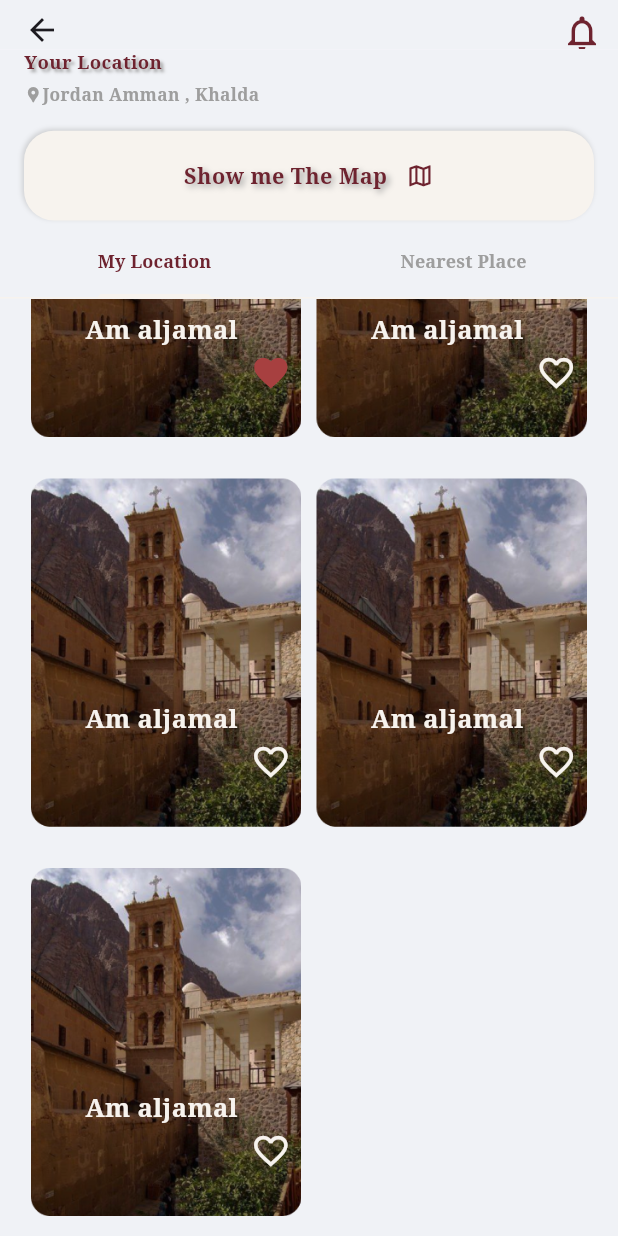
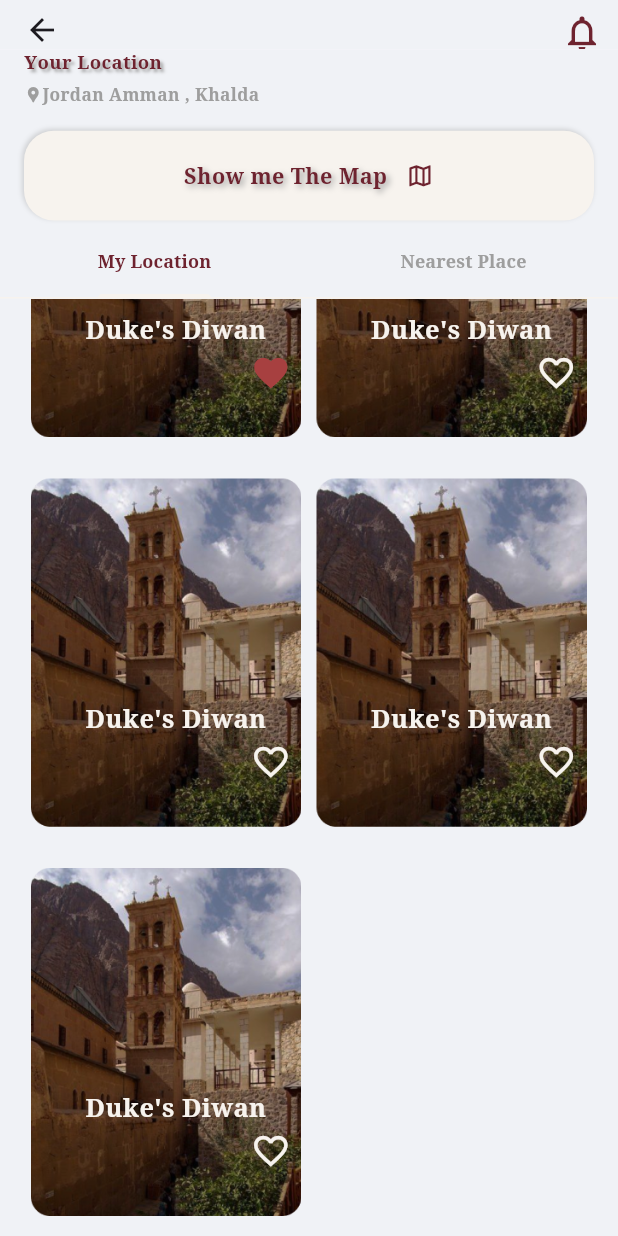
Before and after one commit to MiralDalayka/turathi, a Flutter app: the LocationPage screen opened by its route, scrolled down 412 dp, after a tap on the "favorite outline" icon, on a phone screen of 412 x 824 dp. Run offline on Flutter 3.47's test engine with Material 3 defaults, Android fonts, the light colour scheme and no system bars; our stand-ins replace flutter_image_slideshow, get, image_picker; network calls fail.

Commit message:
fix fav icon

```diff
--- a/lib/view/widgets/place_card.dart
+++ b/lib/view/widgets/place_card.dart
@@ -58,11 +58,11 @@ class _PlaceCardState extends State<PlaceCard> {
                           top: LayoutManager.widthNHeight0(context, 0) * 0.18,
                           left: LayoutManager.widthNHeight0(context, 1) * 0.088,
                           child: Text(
-                            "Am aljamal",
+                            widget.placeModel.title,
                             textAlign: TextAlign.center,
                             style: TextStyle(
                               fontSize: 17,
-                              fontFamily: "KohSantepheap",
+                              fontFamily:ThemeManager.fontFamily,
                               color: ThemeManager.second,
                               fontWeight: FontWeight.bold,
                             ),
@@ -72,20 +72,26 @@ class _PlaceCardState extends State<PlaceCard> {
                           top: LayoutManager.widthNHeight0(context, 0) * 0.2,
                           left: LayoutManager.widthNHeight0(context, 1) * 0.33,
                           child: IconButton(
-                            icon: Icon(
-                              isFavourite
+                            icon:
+                            // Icon(
+                            //   Icons.favorite,
+                            //   size: LayoutManager.widthNHeight0(context, 1) * 0.06,
+                            //   color: widget.placeModel.isFavourite ? const Color(0xFFA74040) : const Color(0xff263238),
+                            // ),
+                            Icon(
+                              widget.placeModel.isFavourite
                                   ? Icons.favorite
                                   : Icons.favorite_border_outlined,
                               size: LayoutManager.widthNHeight0(context, 1) *
                                   0.065,
-                              color: isFavourite
+                              color: widget.placeModel.isFavourite
                                   ? const Color(0xFFA74040)
                                   : ThemeManager.second,
                             ),
                             onPressed: () {
                               setState(() {
-                                isFavourite = !isFavourite;
-                                widget.onFavoriteChanged(isFavourite);
+                                widget.placeModel.isFavourite = !widget.placeModel.isFavourite;
+                                widget.onFavoriteChanged(widget.placeModel.isFavourite);
                               });
                             },
                           ),
```
